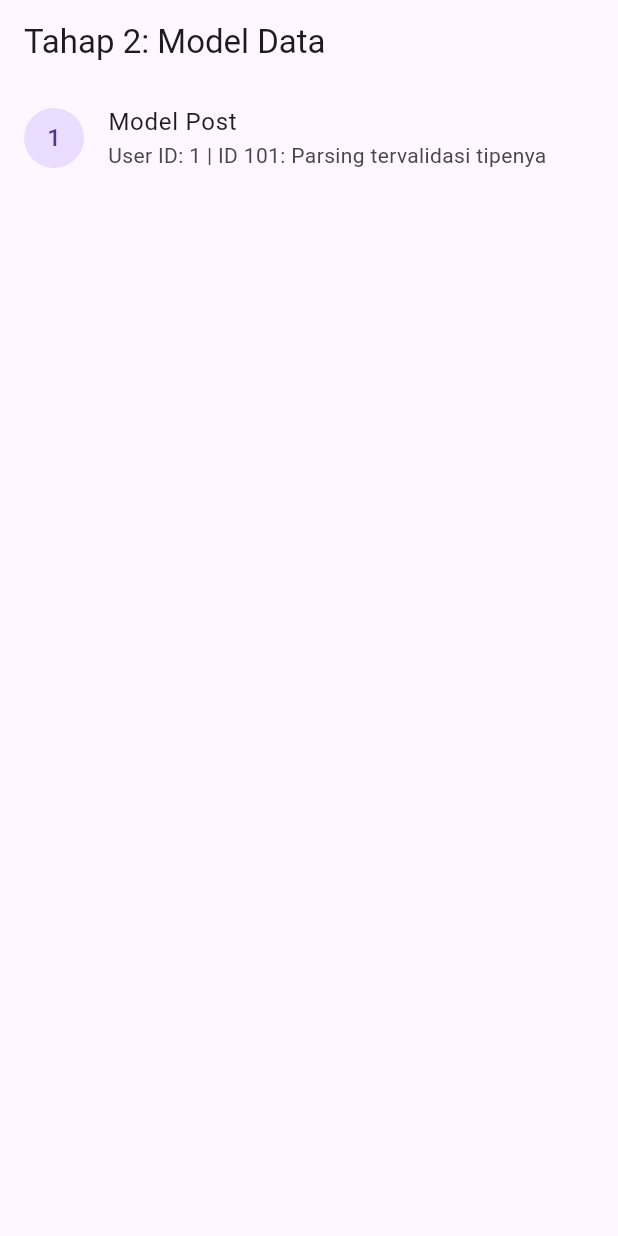
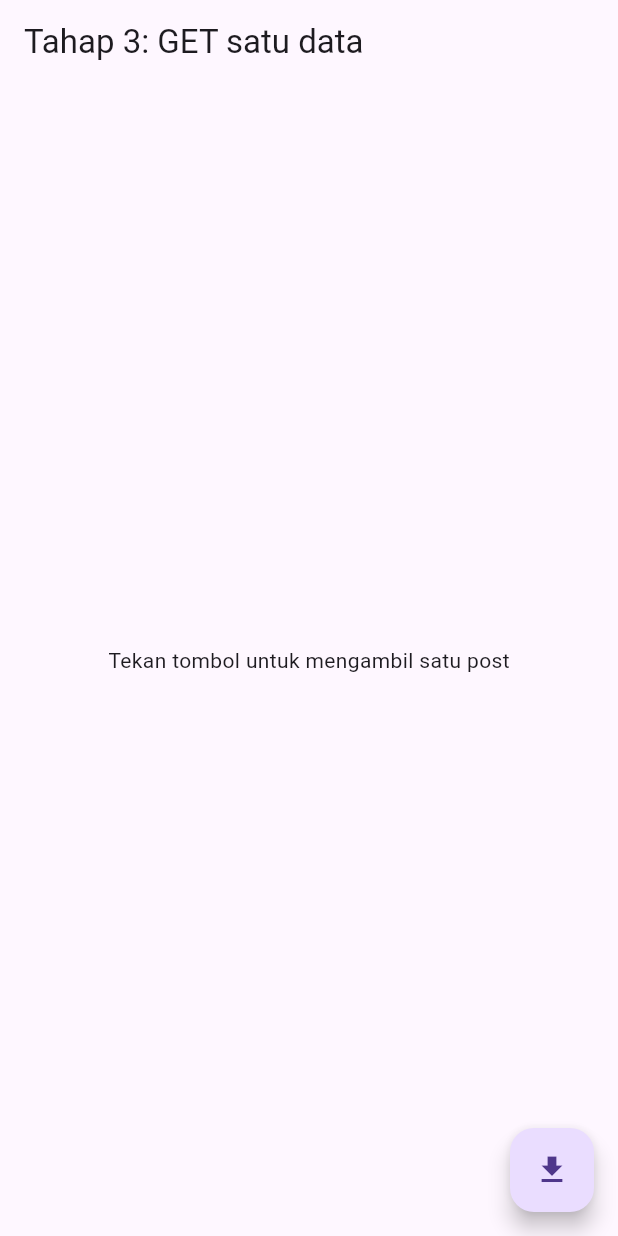
Before and after one commit to papoyy88/praktikum11-rest-api-flutter, a Flutter app: the screen it shows after launch, on a phone screen of 412 x 824 dp. Run offline on Flutter 3.47's test engine with Material 3 defaults, Android fonts, the phone set to English and light mode, and no system bars.

Commit message:
feat(tahap-3): implementasi HTTP GET satu data dan eksperimen endpoint /posts/2

```diff
--- a/lib/main.dart
+++ b/lib/main.dart
@@ -1,5 +1,8 @@
 import 'dart:convert';
 import 'package:flutter/material.dart';
+import 'package:http/http.dart' as http;
+
+void main() => runApp(const MaterialApp(debugShowCheckedModeBanner: false, home: PostPage()));
 
 class Post {
   final int id;
@@ -18,21 +21,28 @@ class Post {
   }
 }
 
-void main() => runApp(const MaterialApp(home: PostPage()));
-class PostPage extends StatelessWidget {
+class PostPage extends StatefulWidget {
   const PostPage({super.key});
-  @override
-  Widget build(BuildContext context) {
-    const raw = '{"userId": 1, "id": 101, "title": "Model Post", "body": "Parsing tervalidasi tipenya"}';
-    final post = Post.fromJson(jsonDecode(raw) as Map<String, dynamic>);
-    return Scaffold(
-      appBar: AppBar(title: const Text('Tahap 2: Model Data')),
-      body: ListTile(
-        leading: CircleAvatar(child: Text('${post.userId}')),
-        title: Text(post.title),
-        subtitle: Text('User ID: ${post.userId} | ID ${post.id}: ${post.body}'),
-      ),
-
-    );
+  @override State<PostPage> createState() => _PostPageState();
+}
+class _PostPageState extends State<PostPage> {
+  String hasil = 'Tekan tombol untuk mengambil satu post';
+  Future<void> ambilSatu() async {
+    try {
+      final response = await http.get(Uri.parse('https://jsonplaceholder.typicode.com/posts/2'))
+          .timeout(const Duration(seconds: 10));
+      if (response.statusCode != 200) throw Exception('HTTP ${response.statusCode}');
+      final post = Post.fromJson(jsonDecode(response.body) as Map<String, dynamic>);
+      if (!mounted) return;
+      setState(() => hasil = '${post.id} - ${post.title}');
+    } catch (e) {
+      if (!mounted) return;
+      setState(() => hasil = 'Permintaan gagal: $e');
+    }
   }
+  @override Widget build(BuildContext context) => Scaffold(
+    appBar: AppBar(title: const Text('Tahap 3: GET satu data')),
+    body: Center(child: Padding(padding: const EdgeInsets.all(16), child: Text(hasil))),
+    floatingActionButton: FloatingActionButton(onPressed: ambilSatu, child: const Icon(Icons.download)),
+  );
 }
```
